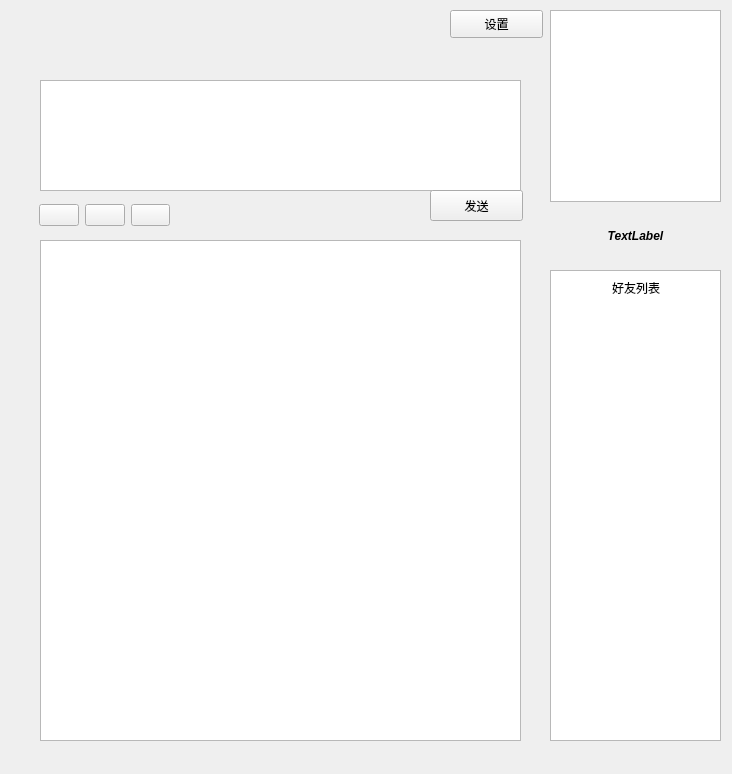
This is gui/VChat.ui in PurePassersBy/ShacoRoom as Qt 5 draws it before an edit. The edited form follows.
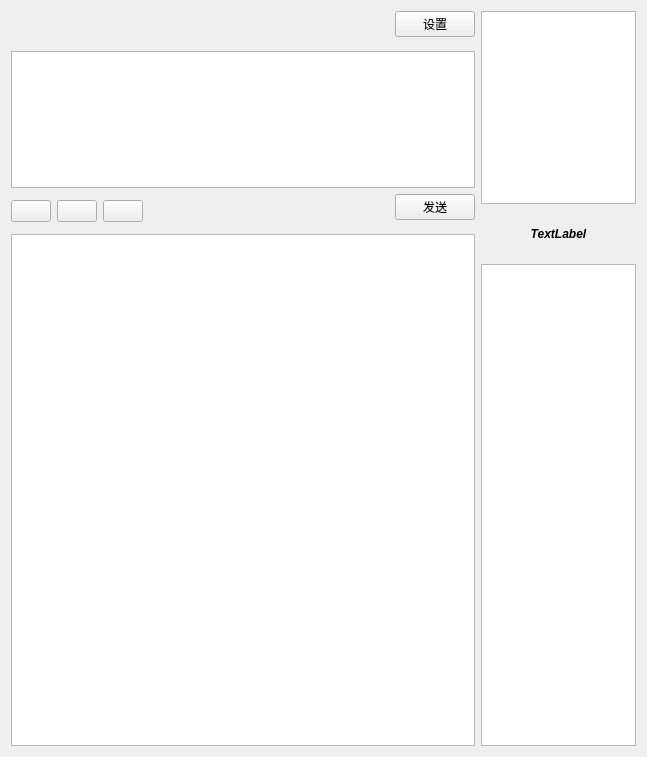
This is the edited form.

Commit message: 用网格布局实现窗口自动缩放

```diff
--- a/gui/VChat.ui
+++ b/gui/VChat.ui
@@ -6,8 +6,8 @@
    <rect>
     <x>0</x>
     <y>0</y>
-    <width>732</width>
-    <height>774</height>
+    <width>647</width>
+    <height>757</height>
    </rect>
   </property>
   <property name="windowTitle">
@@ -16,147 +16,200 @@
   <property name="styleSheet">
    <string notr="true"/>
   </property>
-  <widget class="QTextEdit" name="textEdit">
-   <property name="geometry">
-    <rect>
-     <x>40</x>
-     <y>80</y>
-     <width>481</width>
-     <height>111</height>
-    </rect>
-   </property>
-  </widget>
-  <widget class="QPushButton" name="pushButton">
-   <property name="geometry">
-    <rect>
-     <x>430</x>
-     <y>190</y>
-     <width>93</width>
-     <height>31</height>
-    </rect>
-   </property>
-   <property name="text">
-    <string>发送</string>
-   </property>
-  </widget>
-  <widget class="QGraphicsView" name="graphicsView">
-   <property name="geometry">
-    <rect>
-     <x>550</x>
-     <y>10</y>
-     <width>171</width>
-     <height>192</height>
-    </rect>
-   </property>
-   <property name="styleSheet">
-    <string notr="true"/>
-   </property>
-  </widget>
-  <widget class="QLabel" name="label_username">
-   <property name="geometry">
-    <rect>
-     <x>550</x>
-     <y>220</y>
-     <width>171</width>
-     <height>31</height>
-    </rect>
-   </property>
-   <property name="font">
-    <font>
-     <weight>75</weight>
-     <italic>true</italic>
-     <bold>true</bold>
-    </font>
-   </property>
-   <property name="text">
-    <string>TextLabel</string>
-   </property>
-   <property name="alignment">
-    <set>Qt::AlignCenter</set>
-   </property>
-  </widget>
-  <widget class="QListView" name="listView">
-   <property name="geometry">
-    <rect>
-     <x>550</x>
-     <y>270</y>
-     <width>171</width>
-     <height>471</height>
-    </rect>
-   </property>
-  </widget>
-  <widget class="QLabel" name="label_friends">
-   <property name="geometry">
-    <rect>
-     <x>600</x>
-     <y>280</y>
-     <width>72</width>
-     <height>15</height>
-    </rect>
-   </property>
-   <property name="text">
-    <string>好友列表</string>
-   </property>
-   <property name="alignment">
-    <set>Qt::AlignCenter</set>
-   </property>
-  </widget>
-  <widget class="QPushButton" name="pushButton_2">
-   <property name="geometry">
-    <rect>
-     <x>450</x>
-     <y>10</y>
-     <width>93</width>
-     <height>28</height>
-    </rect>
-   </property>
-   <property name="text">
-    <string>设置</string>
-   </property>
-  </widget>
-  <widget class="QListWidget" name="msg_list">
-   <property name="geometry">
-    <rect>
-     <x>40</x>
-     <y>240</y>
-     <width>481</width>
-     <height>501</height>
-    </rect>
-   </property>
-  </widget>
-  <widget class="QWidget" name="horizontalLayoutWidget">
-   <property name="geometry">
-    <rect>
-     <x>39</x>
-     <y>190</y>
-     <width>131</width>
-     <height>51</height>
-    </rect>
-   </property>
-   <layout class="QHBoxLayout" name="horizontalLayout">
-    <item>
-     <widget class="QPushButton" name="emoji_button">
-      <property name="text">
-       <string/>
-      </property>
-     </widget>
-    </item>
-    <item>
-     <widget class="QPushButton" name="image_button">
-      <property name="text">
-       <string/>
-      </property>
-     </widget>
-    </item>
-    <item>
-     <widget class="QPushButton" name="file_button">
-      <property name="text">
-       <string/>
-      </property>
-     </widget>
-    </item>
-   </layout>
-  </widget>
+  <layout class="QGridLayout" name="gridLayout" rowstretch="0" columnstretch="6,2">
+   <item row="0" column="0">
+    <layout class="QVBoxLayout" name="verticalLayout_3" stretch="1,4,1,15">
+     <item>
+      <layout class="QVBoxLayout" name="verticalLayout_4">
+       <item>
+        <layout class="QHBoxLayout" name="horizontalLayout_3">
+         <item>
+          <spacer name="horizontalSpacer">
+           <property name="orientation">
+            <enum>Qt::Horizontal</enum>
+           </property>
+           <property name="sizeHint" stdset="0">
+            <size>
+             <width>408</width>
+             <height>20</height>
+            </size>
+           </property>
+          </spacer>
+         </item>
+         <item>
+          <widget class="QPushButton" name="pushButton_2">
+           <property name="text">
+            <string>设置</string>
+           </property>
+          </widget>
+         </item>
+        </layout>
+       </item>
+       <item>
+        <spacer name="verticalSpacer_2">
+         <property name="orientation">
+          <enum>Qt::Vertical</enum>
+         </property>
+         <property name="sizeHint" stdset="0">
+          <size>
+           <width>20</width>
+           <height>38</height>
+          </size>
+         </property>
+        </spacer>
+       </item>
+      </layout>
+     </item>
+     <item>
+      <widget class="QTextEdit" name="textEdit">
+       <property name="maximumSize">
+        <size>
+         <width>16777215</width>
+         <height>16777215</height>
+        </size>
+       </property>
+      </widget>
+     </item>
+     <item>
+      <layout class="QHBoxLayout" name="horizontalLayout_2" stretch="0,0,0">
+       <property name="sizeConstraint">
+        <enum>QLayout::SetDefaultConstraint</enum>
+       </property>
+       <item>
+        <layout class="QHBoxLayout" name="horizontalLayout">
+         <item>
+          <widget class="QPushButton" name="emoji_button">
+           <property name="text">
+            <string/>
+           </property>
+          </widget>
+         </item>
+         <item>
+          <widget class="QPushButton" name="image_button">
+           <property name="text">
+            <string/>
+           </property>
+          </widget>
+         </item>
+         <item>
+          <widget class="QPushButton" name="file_button">
+           <property name="text">
+            <string/>
+           </property>
+          </widget>
+         </item>
+        </layout>
+       </item>
+       <item>
+        <spacer name="horizontalSpacer_2">
+         <property name="orientation">
+          <enum>Qt::Horizontal</enum>
+         </property>
+         <property name="sizeHint" stdset="0">
+          <size>
+           <width>248</width>
+           <height>20</height>
+          </size>
+         </property>
+        </spacer>
+       </item>
+       <item>
+        <layout class="QVBoxLayout" name="verticalLayout_2">
+         <item>
+          <widget class="QPushButton" name="pushButton">
+           <property name="text">
+            <string>发送</string>
+           </property>
+          </widget>
+         </item>
+         <item>
+          <spacer name="verticalSpacer">
+           <property name="orientation">
+            <enum>Qt::Vertical</enum>
+           </property>
+           <property name="sizeHint" stdset="0">
+            <size>
+             <width>20</width>
+             <height>18</height>
+            </size>
+           </property>
+          </spacer>
+         </item>
+        </layout>
+       </item>
+      </layout>
+     </item>
+     <item>
+      <widget class="QListWidget" name="msg_list">
+       <property name="minimumSize">
+        <size>
+         <width>0</width>
+         <height>0</height>
+        </size>
+       </property>
+       <property name="maximumSize">
+        <size>
+         <width>16777215</width>
+         <height>16777215</height>
+        </size>
+       </property>
+      </widget>
+     </item>
+    </layout>
+   </item>
+   <item row="0" column="1">
+    <layout class="QVBoxLayout" name="verticalLayout" stretch="4,1,10">
+     <property name="sizeConstraint">
+      <enum>QLayout::SetDefaultConstraint</enum>
+     </property>
+     <item>
+      <widget class="QGraphicsView" name="graphicsView">
+       <property name="minimumSize">
+        <size>
+         <width>0</width>
+         <height>0</height>
+        </size>
+       </property>
+       <property name="maximumSize">
+        <size>
+         <width>16777215</width>
+         <height>16777215</height>
+        </size>
+       </property>
+       <property name="styleSheet">
+        <string notr="true"/>
+       </property>
+      </widget>
+     </item>
+     <item>
+      <widget class="QLabel" name="label_username">
+       <property name="minimumSize">
+        <size>
+         <width>0</width>
+         <height>0</height>
+        </size>
+       </property>
+       <property name="font">
+        <font>
+         <weight>75</weight>
+         <italic>true</italic>
+         <bold>true</bold>
+        </font>
+       </property>
+       <property name="text">
+        <string>TextLabel</string>
+       </property>
+       <property name="alignment">
+        <set>Qt::AlignCenter</set>
+       </property>
+      </widget>
+     </item>
+     <item>
+      <widget class="QListWidget" name="listWidget"/>
+     </item>
+    </layout>
+   </item>
+  </layout>
  </widget>
  <resources>
   <include location="resources.qrc"/>
```
Left out of the diff: 44 changed lines with no effect on the pictures. The commit also changes 1 other file.
